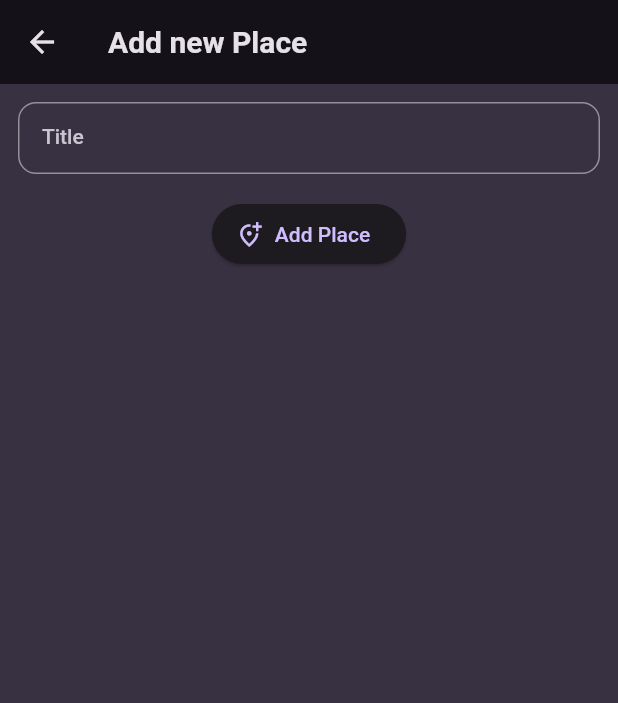
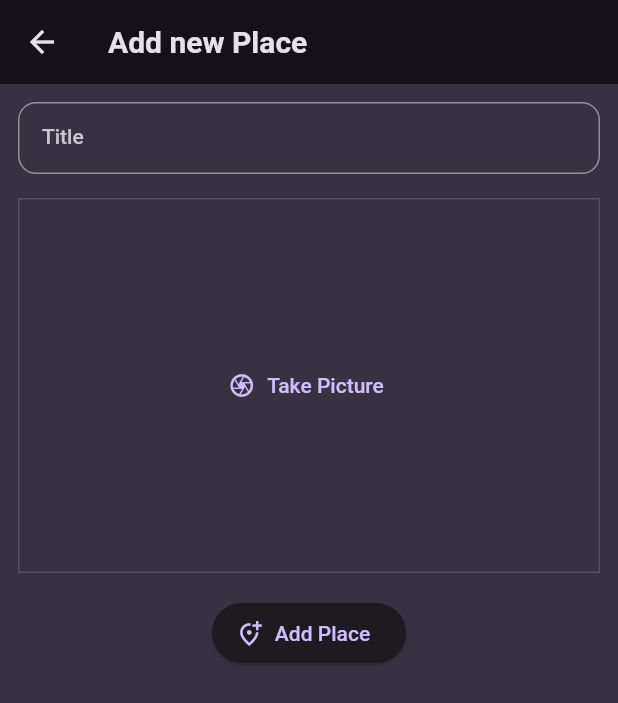
Before and after one commit to jsare/favorite_places, a Flutter app: the AddPlaceScreen screen opened directly, on a phone screen of 412 x 824 dp. Shown: the top 703 px of the screen. Run offline on Flutter 3.47's test engine with Material 2 defaults, Android fonts, the phone set to English and light mode, and no system bars; our stand-ins replace flutter_riverpod, google_fonts, image_picker.

Commit message:
Added using device camera for taking a picture

```diff
--- a/lib/screens/add_place_screen.dart
+++ b/lib/screens/add_place_screen.dart
@@ -2,6 +2,7 @@ import 'package:flutter/material.dart';
 import 'package:flutter_riverpod/flutter_riverpod.dart';
 
 import '../providers/user_places.dart';
+import '../widgets/image_input.dart';
 
 class AddPlaceScreen extends ConsumerStatefulWidget {
   const AddPlaceScreen({super.key});
@@ -53,6 +54,8 @@ class _AddPlaceScreenState extends ConsumerState<AddPlaceScreen> {
               ),
             ),
             const SizedBox(height: 16),
+            const ImageInput(),
+            const SizedBox(height: 16),
             ElevatedButton.icon(
               onPressed: _savePlace,
               icon: const Icon(Icons.add_location_alt_outlined),
--- /dev/null
+++ b/lib/widgets/image_input.dart
@@ -0,0 +1,61 @@
+import 'dart:io';
+
+import 'package:flutter/material.dart';
+import 'package:image_picker/image_picker.dart';
+
+class ImageInput extends StatefulWidget {
+  const ImageInput({super.key});
+
+  @override
+  State<ImageInput> createState() => _ImageInputState();
+}
+
+class _ImageInputState extends State<ImageInput> {
+  File? _selectedImage;
+
+  void _takePicture() async {
+    final imagePicker = ImagePicker();
+    final pickedImage =
+        await imagePicker.pickImage(source: ImageSource.camera, maxWidth: 600);
+
+    if (pickedImage == null) return;
+
+    setState(() {
+      _selectedImage = File(pickedImage.path);
+    });
+  }
+
+  @override
+  Widget build(BuildContext context) {
+    Widget content = TextButton.icon(
+      icon: const Icon(Icons.camera_outlined),
+      label: const Text('Take Picture'),
+      onPressed: _takePicture,
+    );
+
+    if (_selectedImage != null) {
+      content = GestureDetector(
+        onTap: _takePicture,
+        child: Image.file(
+          _selectedImage!,
+          fit: BoxFit.cover,
+          width: double.infinity,
+          height: double.infinity,
+        ),
+      );
+    }
+
+    return Container(
+      alignment: Alignment.center,
+      width: double.infinity,
+      height: 250,
+      decoration: BoxDecoration(
+        border: Border.all(
+          width: 1,
+          color: Theme.of(context).colorScheme.primary.withOpacity(0.2),
+        ),
+      ),
+      child: content,
+    );
+  }
+}
--- a/pubspec.yaml
+++ b/pubspec.yaml
@@ -14,6 +14,7 @@ dependencies:
   google_fonts: ^4.0.4
   uuid: ^3.0.7
   flutter_riverpod: ^2.3.6
+  image_picker: ^0.8.7+4
 
 dev_dependencies:
   flutter_test:
```
Also changed, not shown: pubspec.lock, 2 other files.
